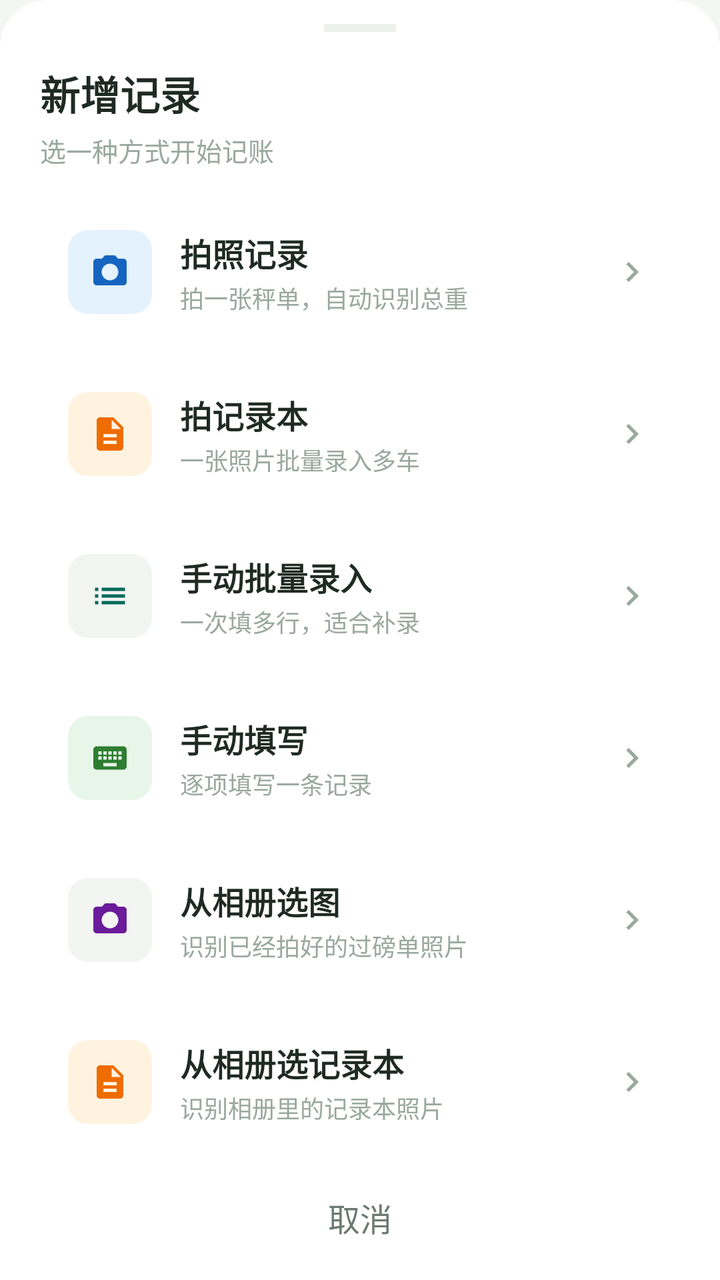
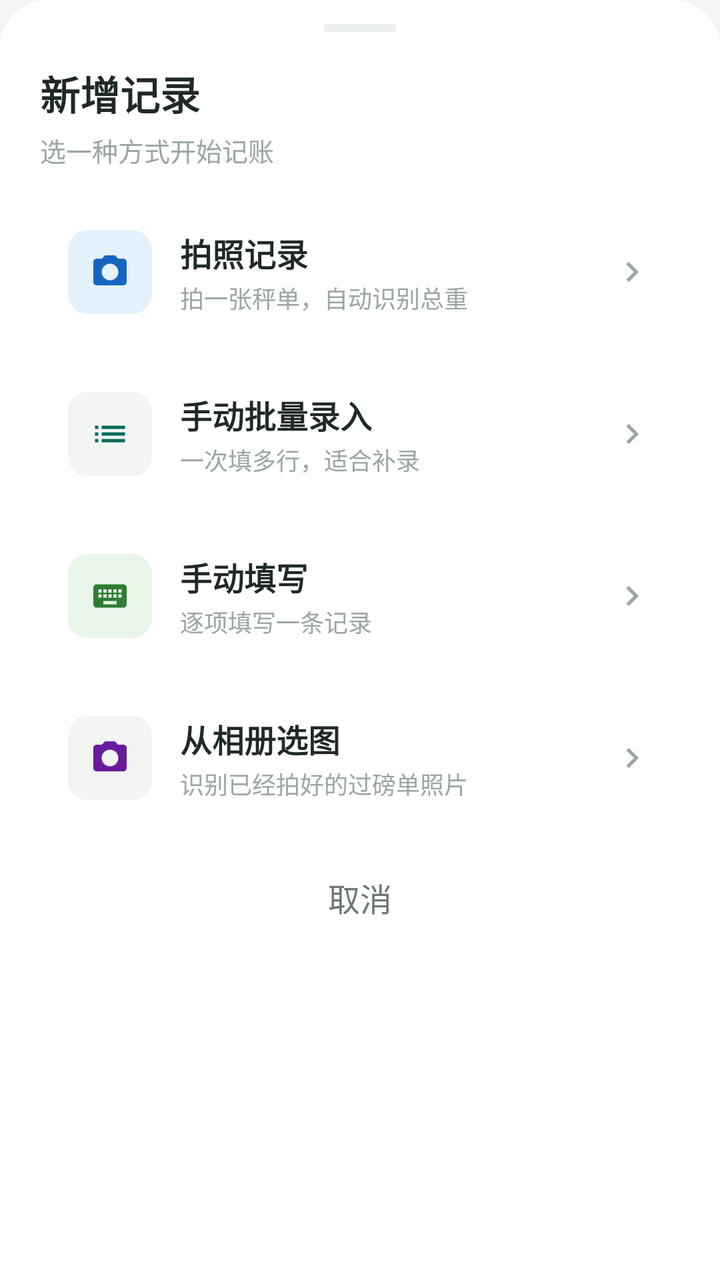

Compare the two renders of this Android layout. The source of the first and the diff that turns it into the second are given below.
<!-- AndroidManifest.xml: application theme Theme.FarmTrade -->
<!-- res/layout/dialog_quick_add.xml -->
<?xml version="1.0" encoding="utf-8"?>
<LinearLayout xmlns:android="http://schemas.android.com/apk/res/android"
    xmlns:app="http://schemas.android.com/apk/res-auto"
    android:layout_width="match_parent"
    android:layout_height="wrap_content"
    android:orientation="vertical"
    android:background="@drawable/bg_bottom_sheet"
    android:paddingStart="20dp"
    android:paddingEnd="20dp"
    android:paddingTop="12dp"
    android:paddingBottom="20dp">

    
    <View
        android:layout_width="36dp"
        android:layout_height="4dp"
        android:layout_gravity="center_horizontal"
        android:background="@drawable/bg_divider"
        android:layout_marginBottom="16dp" />

    <TextView
        android:layout_width="wrap_content"
        android:layout_height="wrap_content"
        android:text="新增记录"
        android:textColor="@color/text_primary"
        android:textSize="20sp"
        android:textStyle="bold"
        android:layout_marginBottom="4dp" />

    <TextView
        android:layout_width="wrap_content"
        android:layout_height="wrap_content"
        android:text="选一种方式开始记账"
        android:textColor="@color/text_hint"
        android:textSize="13sp"
        android:layout_marginBottom="16dp" />

    <LinearLayout
        android:id="@+id/btnPhotoRecord"
        android:layout_width="match_parent"
        android:layout_height="wrap_content"
        android:orientation="horizontal"
        android:gravity="center_vertical"
        android:background="@drawable/bg_card_ripple"
        android:padding="14dp"
        android:layout_marginBottom="10dp"
        android:clickable="true"
        android:focusable="true">

        <ImageView
            android:layout_width="42dp"
            android:layout_height="42dp"
            android:padding="11dp"
            android:src="@drawable/ic_camera"
            android:contentDescription="拍照记录"
            android:background="@drawable/bg_pill_blue"
            app:tint="@color/blue_primary" />

        <LinearLayout
            android:layout_width="0dp"
            android:layout_height="wrap_content"
            android:layout_weight="1"
            android:orientation="vertical"
            android:layout_marginStart="14dp">

            <TextView
                android:layout_width="wrap_content"
                android:layout_height="wrap_content"
                android:text="拍照记录"
                android:textColor="@color/text_primary"
                android:textSize="16sp"
                android:textStyle="bold" />

            <TextView
                android:layout_width="wrap_content"
                android:layout_height="wrap_content"
                android:text="拍一张秤单，自动识别总重"
                android:textColor="@color/text_hint"
                android:textSize="12sp"
                android:layout_marginTop="2dp" />
        </LinearLayout>

        <ImageView
            android:layout_width="20dp"
            android:layout_height="20dp"
            android:src="@drawable/ic_chevron_right"
            android:contentDescription="选择"
            app:tint="@color/text_hint" />
    </LinearLayout>

    <LinearLayout
        android:id="@+id/btnLedgerRecord"
        android:layout_width="match_parent"
        android:layout_height="wrap_content"
        android:orientation="horizontal"
        android:gravity="center_vertical"
        android:background="@drawable/bg_card_ripple"
        android:padding="14dp"
        android:layout_marginBottom="10dp"
        android:clickable="true"
        android:focusable="true">

        <ImageView
            android:layout_width="42dp"
            android:layout_height="42dp"
            android:padding="11dp"
            android:src="@drawable/ic_document"
            android:contentDescription="拍记录本"
            android:background="@drawable/bg_pill_orange"
            app:tint="@color/orange_primary" />

        <LinearLayout
            android:layout_width="0dp"
            android:layout_height="wrap_content"
            android:layout_weight="1"
            android:orientation="vertical"
            android:layout_marginStart="14dp">

            <TextView
                android:layout_width="wrap_content"
                android:layout_height="wrap_content"
                android:text="拍记录本"
                android:textColor="@color/text_primary"
                android:textSize="16sp"
                android:textStyle="bold" />

            <TextView
                android:layout_width="wrap_content"
                android:layout_height="wrap_content"
                android:text="一张照片批量录入多车"
                android:textColor="@color/text_hint"
                android:textSize="12sp"
                android:layout_marginTop="2dp" />
        </LinearLayout>

        <ImageView
            android:layout_width="20dp"
            android:layout_height="20dp"
            android:src="@drawable/ic_chevron_right"
            android:contentDescription="选择"
            app:tint="@color/text_hint" />
    </LinearLayout>

    <LinearLayout
        android:id="@+id/btnManualBatch"
        android:layout_width="match_parent"
        android:layout_height="wrap_content"
        android:orientation="horizontal"
        android:gravity="center_vertical"
        android:background="@drawable/bg_card_ripple"
        android:padding="14dp"
        android:layout_marginBottom="10dp"
        android:clickable="true"
        android:focusable="true">

        <ImageView
            android:layout_width="42dp"
            android:layout_height="42dp"
            android:padding="11dp"
            android:src="@drawable/ic_nav_record"
            android:contentDescription="手动批量录入"
            android:background="@drawable/bg_pill_neutral"
            app:tint="@color/teal_primary" />

        <LinearLayout
            android:layout_width="0dp"
            android:layout_height="wrap_content"
            android:layout_weight="1"
            android:orientation="vertical"
            android:layout_marginStart="14dp">

            <TextView
                android:layout_width="wrap_content"
                android:layout_height="wrap_content"
                android:text="手动批量录入"
                android:textColor="@color/text_primary"
                android:textSize="16sp"
                android:textStyle="bold" />

            <TextView
                android:layout_width="wrap_content"
                android:layout_height="wrap_content"
                android:text="一次填多行，适合补录"
                android:textColor="@color/text_hint"
                android:textSize="12sp"
                android:layout_marginTop="2dp" />
        </LinearLayout>

        <ImageView
            android:layout_width="20dp"
            android:layout_height="20dp"
            android:src="@drawable/ic_chevron_right"
            android:contentDescription="选择"
            app:tint="@color/text_hint" />
    </LinearLayout>

    <LinearLayout
        android:id="@+id/btnManualRecord"
        android:layout_width="match_parent"
        android:layout_height="wrap_content"
        android:orientation="horizontal"
        android:gravity="center_vertical"
        android:background="@drawable/bg_card_ripple"
        android:padding="14dp"
        android:layout_marginBottom="10dp"
        android:clickable="true"
        android:focusable="true">

        <ImageView
            android:layout_width="42dp"
            android:layout_height="42dp"
            android:padding="11dp"
            android:src="@drawable/ic_keyboard"
            android:contentDescription="手动填写"
            android:background="@drawable/bg_pill_green"
            app:tint="@color/green_primary" />

        <LinearLayout
            android:layout_width="0dp"
            android:layout_height="wrap_content"
            android:layout_weight="1"
            android:orientation="vertical"
            android:layout_marginStart="14dp">

            <TextView
                android:layout_width="wrap_content"
                android:layout_height="wrap_content"
                android:text="手动填写"
                android:textColor="@color/text_primary"
                android:textSize="16sp"
                android:textStyle="bold" />

            <TextView
                android:layout_width="wrap_content"
                android:layout_height="wrap_content"
                android:text="逐项填写一条记录"
                android:textColor="@color/text_hint"
                android:textSize="12sp"
                android:layout_marginTop="2dp" />
        </LinearLayout>

        <ImageView
            android:layout_width="20dp"
            android:layout_height="20dp"
            android:src="@drawable/ic_chevron_right"
            android:contentDescription="选择"
            app:tint="@color/text_hint" />
    </LinearLayout>


    <LinearLayout
        android:id="@+id/btnPickPhoto"
        android:layout_width="match_parent"
        android:layout_height="wrap_content"
        android:orientation="horizontal"
        android:gravity="center_vertical"
        android:background="@drawable/bg_card_ripple"
        android:padding="14dp"
        android:layout_marginBottom="10dp"
        android:clickable="true"
        android:focusable="true">

        <ImageView
            android:layout_width="42dp"
            android:layout_height="42dp"
            android:padding="11dp"
            android:src="@drawable/ic_camera"
            android:contentDescription="从相册选图"
            android:background="@drawable/bg_pill_neutral"
            app:tint="@color/purple_primary" />

        <LinearLayout
            android:layout_width="0dp"
            android:layout_height="wrap_content"
            android:layout_weight="1"
            android:orientation="vertical"
            android:layout_marginStart="14dp">

            <TextView
                android:layout_width="wrap_content"
                android:layout_height="wrap_content"
                android:text="从相册选图"
                android:textColor="@color/text_primary"
                android:textSize="16sp"
                android:textStyle="bold" />

            <TextView
                android:layout_width="wrap_content"
                android:layout_height="wrap_content"
                android:text="识别已经拍好的过磅单照片"
                android:textColor="@color/text_hint"
                android:textSize="12sp"
                android:layout_marginTop="2dp" />
        </LinearLayout>

        <ImageView
            android:layout_width="20dp"
            android:layout_height="20dp"
            android:src="@drawable/ic_chevron_right"
            android:contentDescription="选择"
            app:tint="@color/text_hint" />
    </LinearLayout>
    <LinearLayout
        android:id="@+id/btnPickLedger"
        android:layout_width="match_parent"
        android:layout_height="wrap_content"
        android:orientation="horizontal"
        android:gravity="center_vertical"
        android:background="@drawable/bg_card_ripple"
        android:padding="14dp"
        android:layout_marginBottom="8dp"
        android:clickable="true"
        android:focusable="true">

        <ImageView
            android:layout_width="42dp"
            android:layout_height="42dp"
            android:padding="11dp"
            android:src="@drawable/ic_document"
            android:contentDescription="从相册选记录本"
            android:background="@drawable/bg_pill_orange"
            app:tint="@color/orange_primary" />

        <LinearLayout
            android:layout_width="0dp"
            android:layout_height="wrap_content"
            android:layout_weight="1"
            android:orientation="vertical"
            android:layout_marginStart="14dp">

            <TextView
                android:layout_width="wrap_content"
                android:layout_height="wrap_content"
                android:text="从相册选记录本"
                android:textColor="@color/text_primary"
                android:textSize="16sp"
                android:textStyle="bold" />

            <TextView
                android:layout_width="wrap_content"
                android:layout_height="wrap_content"
                android:text="识别相册里的记录本照片"
                android:textColor="@color/text_hint"
                android:textSize="12sp"
                android:layout_marginTop="2dp" />
        </LinearLayout>

        <ImageView
            android:layout_width="20dp"
            android:layout_height="20dp"
            android:src="@drawable/ic_chevron_right"
            android:contentDescription="选择"
            app:tint="@color/text_hint" />
    </LinearLayout>
    <com.google.android.material.button.MaterialButton
        android:id="@+id/btnCancel"
        style="@style/Widget.FarmTrade.Button.Text"
        android:layout_width="match_parent"
        android:layout_height="48dp"
        android:text="取消" />
</LinearLayout>
<!-- resources referenced by this layout -->
<resources>
  <color name="blue_primary">#1565C0</color>
  <color name="green_primary">#2E7D32</color>
  <color name="orange_primary">#EF6C00</color>
  <color name="purple_primary">#6A1B9A</color>
  <color name="teal_primary">#00695C</color>
  <color name="text_hint">#9AA8A0</color>
  <color name="text_primary">#1F2A24</color>
  <!-- drawable bg_card_ripple (drawable) -->
  <?xml version="1.0" encoding="utf-8"?>
  <ripple xmlns:android="http://schemas.android.com/apk/res/android" android:color="#14000000">
      <item android:drawable="@drawable/bg_card" />
  </ripple>
  <!-- drawable bg_divider (drawable) -->
  <?xml version="1.0" encoding="utf-8"?>
  <shape xmlns:android="http://schemas.android.com/apk/res/android" android:shape="rectangle">
      <solid android:color="@color/divider" />
  </shape>
  <!-- drawable bg_pill_orange (drawable) -->
  <?xml version="1.0" encoding="utf-8"?>
  <shape xmlns:android="http://schemas.android.com/apk/res/android" android:shape="rectangle">
      <solid android:color="@color/orange_surface" />
      <corners android:radius="@dimen/radius_s" />
  </shape>
  <!-- drawable ic_document (drawable) -->
  <?xml version="1.0" encoding="utf-8"?>
  <vector xmlns:android="http://schemas.android.com/apk/res/android"
      android:width="24dp"
      android:height="24dp"
      android:viewportWidth="24"
      android:viewportHeight="24">
      <path
          android:fillColor="#FF000000"
          android:pathData="M14 2H6c-1.1 0-1.99.9-1.99 2L4 20c0 1.1.89 2 1.99 2H18c1.1 0 2-.9 2-2V8l-6-6zm2 16H8v-2h8v2zm0-4H8v-2h8v2zm-3-5V3.5L18.5 9H13z" />
  </vector>
  <color name="surface">#FFFFFF</color>
  <dimen name="radius_l">24dp</dimen>
  <!-- drawable bg_card (drawable) -->
  <?xml version="1.0" encoding="utf-8"?>
  <shape xmlns:android="http://schemas.android.com/apk/res/android" android:shape="rectangle">
      <solid android:color="@color/surface" />
      <corners android:radius="@dimen/radius_m" />
  </shape>
  <color name="divider">#EDF1ED</color>
  <color name="blue_surface">#E3F2FD</color>
  <dimen name="radius_s">10dp</dimen>
  <color name="green_surface">#E8F5E9</color>
  <color name="input_fill">#F2F5F2</color>
  <color name="orange_surface">#FFF3E0</color>
  <color name="text_secondary">#6B7A72</color>
  <color name="green_primary_dark">#1B5E20</color>
  <color name="white">#FFFFFF</color>
  <color name="danger">#D32F2F</color>
  <color name="bg_page">#F4F6F4</color>
  <style name="ThemeOverlay.FarmTrade.Dialog" parent="ThemeOverlay.MaterialComponents.MaterialAlertDialog">
          <item name="shapeAppearanceOverlay">@style/ShapeAppearanceOverlay.FarmTrade.Dialog</item>
      </style>
  <dimen name="radius_m">16dp</dimen>
  <color name="border">#E4EAE5</color>
  <dimen name="radius_pill">999dp</dimen>
  <color name="chip_stroke">#D8E2D9</color>
  <style name="Text.BottomNav.Active" parent="TextAppearance.AppCompat">
          <item name="android:textSize">11sp</item>
          <item name="android:textStyle">bold</item>
          <item name="android:textColor">@color/green_primary</item>
      </style>
  <style name="Text.BottomNav" parent="TextAppearance.AppCompat">
          <item name="android:textSize">11sp</item>
          <item name="android:textColor">@color/text_hint</item>
      </style>
  <style name="ShapeAppearanceOverlay.FarmTrade.Fab" parent="">
          <item name="cornerFamily">rounded</item>
          <item name="cornerSize">18dp</item>
      </style>
  <style name="Widget.FarmTrade.BottomSheet" parent="Widget.MaterialComponents.BottomSheet.Modal">
          <item name="android:background">@drawable/bg_bottom_sheet</item>
      </style>
  <style name="ShapeAppearanceOverlay.FarmTrade.Dialog" parent="">
          <item name="cornerFamily">rounded</item>
          <item name="cornerSize">24dp</item>
      </style>
  <!-- unchanged entries left out for length: 19 -->
</resources>

<!-- the commit's change to res/layout/dialog_quick_add.xml (unified diff, before → after) -->
@@ -88,58 +88,6 @@
             app:tint="@color/text_hint" />
     </LinearLayout>
 
-    <LinearLayout
-        android:id="@+id/btnLedgerRecord"
-        android:layout_width="match_parent"
-        android:layout_height="wrap_content"
-        android:orientation="horizontal"
-        android:gravity="center_vertical"
-        android:background="@drawable/bg_card_ripple"
-        android:padding="14dp"
-        android:layout_marginBottom="10dp"
-        android:clickable="true"
-        android:focusable="true">
-
-        <ImageView
-            android:layout_width="42dp"
-            android:layout_height="42dp"
-            android:padding="11dp"
-            android:src="@drawable/ic_document"
-            android:contentDescription="拍记录本"
-            android:background="@drawable/bg_pill_orange"
-            app:tint="@color/orange_primary" />
-
-        <LinearLayout
-            android:layout_width="0dp"
-            android:layout_height="wrap_content"
-            android:layout_weight="1"
-            android:orientation="vertical"
-            android:layout_marginStart="14dp">
-
-            <TextView
-                android:layout_width="wrap_content"
-                android:layout_height="wrap_content"
-                android:text="拍记录本"
-                android:textColor="@color/text_primary"
-                android:textSize="16sp"
-                android:textStyle="bold" />
-
-            <TextView
-                android:layout_width="wrap_content"
-                android:layout_height="wrap_content"
-                android:text="一张照片批量录入多车"
-                android:textColor="@color/text_hint"
-                android:textSize="12sp"
-                android:layout_marginTop="2dp" />
-        </LinearLayout>
-
-        <ImageView
-            android:layout_width="20dp"
-            android:layout_height="20dp"
-            android:src="@drawable/ic_chevron_right"
-            android:contentDescription="选择"
-            app:tint="@color/text_hint" />
-    </LinearLayout>
 
     <LinearLayout
         android:id="@+id/btnManualBatch"
@@ -300,58 +248,7 @@
             android:contentDescription="选择"
             app:tint="@color/text_hint" />
     </LinearLayout>
-    <LinearLayout
-        android:id="@+id/btnPickLedger"
-        android:layout_width="match_parent"
-        android:layout_height="wrap_content"
-        android:orientation="horizontal"
-        android:gravity="center_vertical"
-        android:background="@drawable/bg_card_ripple"
-        android:padding="14dp"
-        android:layout_marginBottom="8dp"
-        android:clickable="true"
-        android:focusable="true">
-
-        <ImageView
-            android:layout_width="42dp"
-            android:layout_height="42dp"
-            android:padding="11dp"
-            android:src="@drawable/ic_document"
-            android:contentDescription="从相册选记录本"
-            android:background="@drawable/bg_pill_orange"
-            app:tint="@color/orange_primary" />
-
-        <LinearLayout
-            android:layout_width="0dp"
-            android:layout_height="wrap_content"
-            android:layout_weight="1"
-            android:orientation="vertical"
-            android:layout_marginStart="14dp">
-
-            <TextView
-                android:layout_width="wrap_content"
-                android:layout_height="wrap_content"
-                android:text="从相册选记录本"
-                android:textColor="@color/text_primary"
-                android:textSize="16sp"
-                android:textStyle="bold" />
-
-            <TextView
-                android:layout_width="wrap_content"
-                android:layout_height="wrap_content"
-                android:text="识别相册里的记录本照片"
-                android:textColor="@color/text_hint"
-                android:textSize="12sp"
-                android:layout_marginTop="2dp" />
-        </LinearLayout>
-
-        <ImageView
-            android:layout_width="20dp"
-            android:layout_height="20dp"
-            android:src="@drawable/ic_chevron_right"
-            android:contentDescription="选择"
-            app:tint="@color/text_hint" />
-    </LinearLayout>
+
     <com.google.android.material.button.MaterialButton
         android:id="@+id/btnCancel"
         style="@style/Widget.FarmTrade.Button.Text"
<!-- resource entries referenced after the edit -->
@@ -17,23 +17,6 @@
   <shape xmlns:android="http://schemas.android.com/apk/res/android" android:shape="rectangle">
       <solid android:color="@color/divider" />
   </shape>
-  <!-- drawable bg_pill_orange (drawable) -->
-  <?xml version="1.0" encoding="utf-8"?>
-  <shape xmlns:android="http://schemas.android.com/apk/res/android" android:shape="rectangle">
-      <solid android:color="@color/orange_surface" />
-      <corners android:radius="@dimen/radius_s" />
-  </shape>
-  <!-- drawable ic_document (drawable) -->
-  <?xml version="1.0" encoding="utf-8"?>
-  <vector xmlns:android="http://schemas.android.com/apk/res/android"
-      android:width="24dp"
-      android:height="24dp"
-      android:viewportWidth="24"
-      android:viewportHeight="24">
-      <path
-          android:fillColor="#FF000000"
-          android:pathData="M14 2H6c-1.1 0-1.99.9-1.99 2L4 20c0 1.1.89 2 1.99 2H18c1.1 0 2-.9 2-2V8l-6-6zm2 16H8v-2h8v2zm0-4H8v-2h8v2zm-3-5V3.5L18.5 9H13z" />
-  </vector>
   <color name="surface">#FFFFFF</color>
   <dimen name="radius_l">24dp</dimen>
   <!-- drawable bg_card (drawable) -->
@@ -47,7 +30,6 @@
   <dimen name="radius_s">10dp</dimen>
   <color name="green_surface">#E8F5E9</color>
   <color name="input_fill">#F2F5F2</color>
-  <color name="orange_surface">#FFF3E0</color>
   <color name="text_secondary">#6B7A72</color>
   <color name="green_primary_dark">#1B5E20</color>
   <color name="white">#FFFFFF</color>
